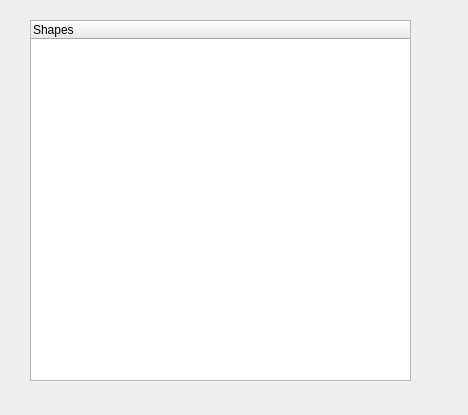
The window that 2DGraphicsModeler/shapeinfo.ui (Alex-the-666/2DGraphicsModular) describes before a commit, drawn with Qt 5.
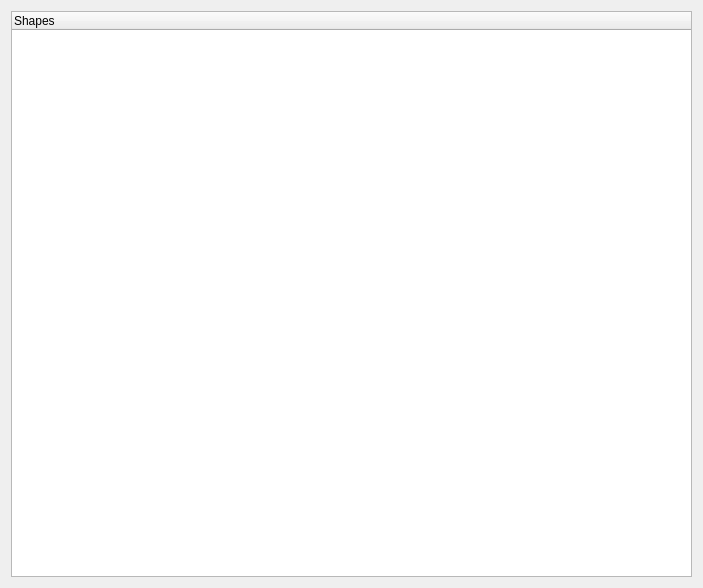
The same window after the commit.

The edit to the form file:
```diff
--- a/2DGraphicsModeler/shapeinfo.ui
+++ b/2DGraphicsModeler/shapeinfo.ui
@@ -6,22 +6,15 @@
    <rect>
     <x>0</x>
     <y>0</y>
-    <width>468</width>
-    <height>415</height>
+    <width>703</width>
+    <height>588</height>
    </rect>
   </property>
   <property name="windowTitle">
    <string>ShapeInfo</string>
   </property>
-  <widget class="QWidget" name="verticalLayoutWidget">
-   <property name="geometry">
-    <rect>
-     <x>30</x>
-     <y>20</y>
-     <width>381</width>
-     <height>361</height>
-    </rect>
-   </property>
+  <layout class="QGridLayout" name="gridLayout">
+   <item row="0" column="0">
    <layout class="QVBoxLayout" name="verticalLayout">
     <item>
      <widget class="QTreeWidget" name="treeWidget">
@@ -51,7 +44,8 @@
      </widget>
     </item>
    </layout>
-  </widget>
+   </item>
+  </layout>
  </widget>
  <resources/>
  <connections/>
```
Lines whose indentation alone changed are shown as unchanged.
